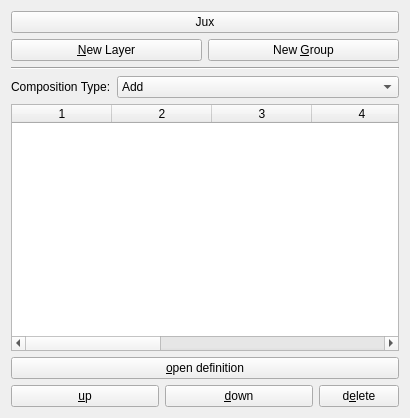
First picture: the form in trunk/picogen-qt/ui/heightmap-layers.ui, repository phresnel/picogen, before the edit.
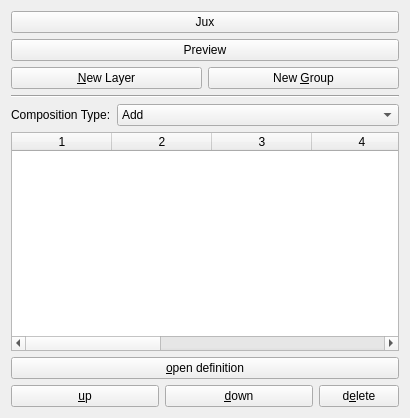
Second picture: the form after the edit. Icons and pictures are not drawn.

Commit message: new: basic heightmap preview for layers-editor

```diff
--- a/trunk/picogen-qt/ui/heightmap-layers.ui
+++ b/trunk/picogen-qt/ui/heightmap-layers.ui
@@ -23,6 +23,13 @@
      </property>
     </widget>
    </item>
+   <item>
+    <widget class="QPushButton" name="updatePreview" >
+     <property name="text" >
+      <string>Preview</string>
+     </property>
+    </widget>
+   </item>
    <item>
     <layout class="QGridLayout" name="gridLayout" >
      <item row="0" column="0" >
```
The commit also changes 12 other files.
